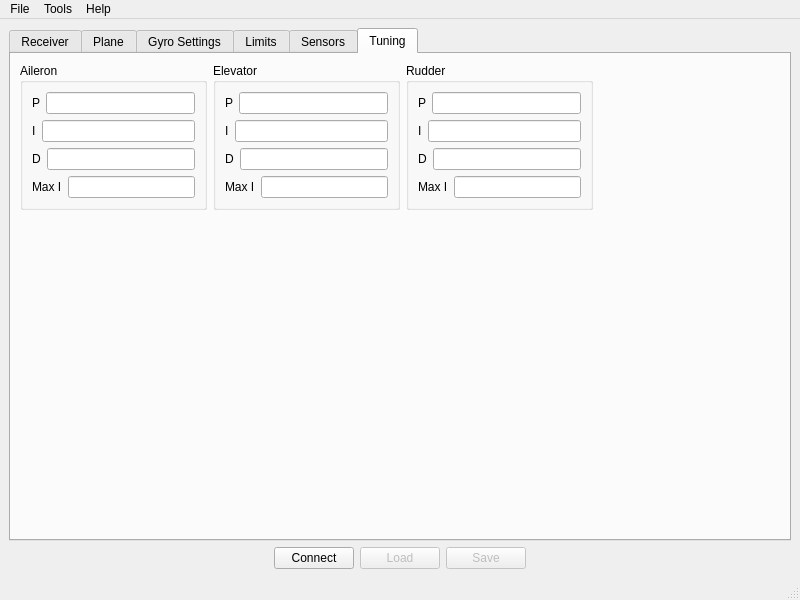
First picture: the form in software/RX12GConfig/mainwindow.ui, repository bemcgarvey/RX12G, before the edit.
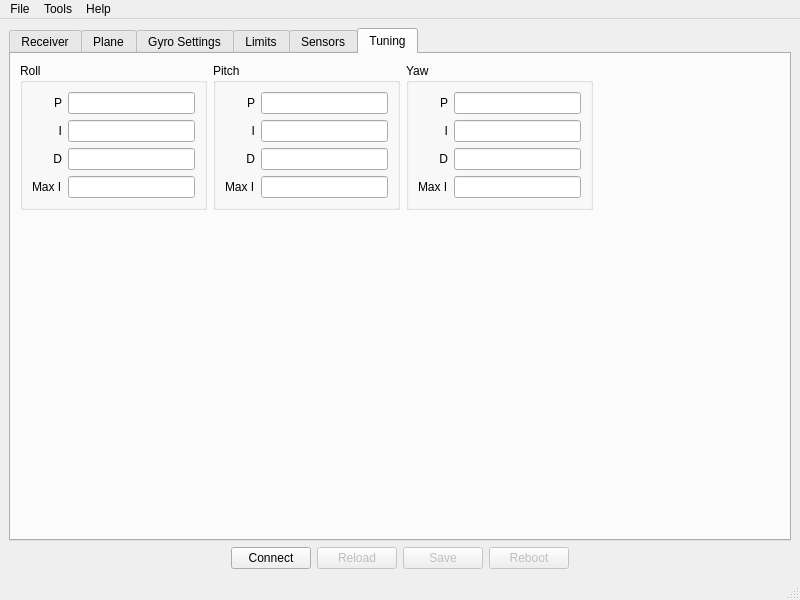
Second picture: the form after the edit. The open tabs and pages were chosen to show the change. Icons and pictures are not drawn. Custom widgets are drawn as their Qt base class.

```diff
--- a/software/RX12GConfig/mainwindow.ui
+++ b/software/RX12GConfig/mainwindow.ui
@@ -2800,68 +2800,69 @@
        <attribute name="title">
         <string>Tuning</string>
        </attribute>
-       <layout class="QVBoxLayout" name="verticalLayout_30">
+       <layout class="QVBoxLayout" name="verticalLayout_37">
         <item>
-         <layout class="QHBoxLayout" name="horizontalLayout_8">
+         <layout class="QHBoxLayout" name="horizontalLayout_17">
           <item>
-           <widget class="QGroupBox" name="groupBox_19">
+           <widget class="QGroupBox" name="rollPIDGroupBox">
             <property name="title">
-             <string>Aileron</string>
+             <string>Roll</string>
             </property>
-            <layout class="QVBoxLayout" name="verticalLayout_18">
+            <layout class="QHBoxLayout" name="horizontalLayout_8">
              <item>
-              <layout class="QFormLayout" name="formLayout_11">
-               <item row="0" column="0">
+              <layout class="QVBoxLayout" name="verticalLayout_18">
+               <item>
                 <widget class="QLabel" name="label_71">
                  <property name="text">
                   <string>P</string>
                  </property>
+                 <property name="alignment">
+                  <set>Qt::AlignRight|Qt::AlignTrailing|Qt::AlignVCenter</set>
+                 </property>
                 </widget>
                </item>
-               <item row="0" column="1">
-                <widget class="QLineEdit" name="lineEdit"/>
-               </item>
-              </layout>
-             </item>
-             <item>
-              <layout class="QFormLayout" name="formLayout_12">
-               <item row="0" column="0">
+               <item>
                 <widget class="QLabel" name="label_72">
                  <property name="text">
                   <string>I</string>
                  </property>
+                 <property name="alignment">
+                  <set>Qt::AlignRight|Qt::AlignTrailing|Qt::AlignVCenter</set>
+                 </property>
                 </widget>
                </item>
-               <item row="0" column="1">
-                <widget class="QLineEdit" name="lineEdit_2"/>
-               </item>
-              </layout>
-             </item>
-             <item>
-              <layout class="QFormLayout" name="formLayout_13">
-               <item row="0" column="0">
+               <item>
                 <widget class="QLabel" name="label_73">
                  <property name="text">
                   <string>D</string>
                  </property>
+                 <property name="alignment">
+                  <set>Qt::AlignRight|Qt::AlignTrailing|Qt::AlignVCenter</set>
+                 </property>
                 </widget>
                </item>
-               <item row="0" column="1">
-                <widget class="QLineEdit" name="lineEdit_3"/>
-               </item>
-              </layout>
-             </item>
-             <item>
-              <layout class="QFormLayout" name="formLayout_14">
-               <item row="0" column="0">
+               <item>
                 <widget class="QLabel" name="label_74">
                  <property name="text">
                   <string>Max I</string>
                  </property>
                 </widget>
                </item>
-               <item row="0" column="1">
-                <widget class="QLineEdit" name="lineEdit_4"/>
+              </layout>
+             </item>
+             <item>
+              <layout class="QVBoxLayout" name="verticalLayout_30">
+               <item>
+                <widget class="QLineEdit" name="rollPLineEdit"/>
+               </item>
+               <item>
+                <widget class="QLineEdit" name="rollILineEdit"/>
+               </item>
+               <item>
+                <widget class="QLineEdit" name="rollDLineEdit"/>
+               </item>
+               <item>
+                <widget class="QLineEdit" name="rollMaxILineEdit"/>
                </item>
               </layout>
              </item>
@@ -2869,64 +2870,65 @@
            </widget>
           </item>
           <item>
-           <widget class="QGroupBox" name="groupBox_20">
+           <widget class="QGroupBox" name="pitchPIDGroupBox">
             <property name="title">
-             <string>Elevator</string>
+             <string>Pitch</string>
             </property>
-            <layout class="QVBoxLayout" name="verticalLayout_19">
+            <layout class="QHBoxLayout" name="horizontalLayout_15">
              <item>
-              <layout class="QFormLayout" name="formLayout_15">
-               <item row="0" column="0">
+              <layout class="QVBoxLayout" name="verticalLayout_19">
+               <item>
                 <widget class="QLabel" name="label_75">
                  <property name="text">
                   <string>P</string>
                  </property>
+                 <property name="alignment">
+                  <set>Qt::AlignRight|Qt::AlignTrailing|Qt::AlignVCenter</set>
+                 </property>
                 </widget>
                </item>
-               <item row="0" column="1">
-                <widget class="QLineEdit" name="lineEdit_5"/>
-               </item>
-              </layout>
-             </item>
-             <item>
-              <layout class="QFormLayout" name="formLayout_16">
-               <item row="0" column="0">
+               <item>
                 <widget class="QLabel" name="label_76">
                  <property name="text">
                   <string>I</string>
                  </property>
+                 <property name="alignment">
+                  <set>Qt::AlignRight|Qt::AlignTrailing|Qt::AlignVCenter</set>
+                 </property>
                 </widget>
                </item>
-               <item row="0" column="1">
-                <widget class="QLineEdit" name="lineEdit_6"/>
-               </item>
-              </layout>
-             </item>
-             <item>
-              <layout class="QFormLayout" name="formLayout_17">
-               <item row="0" column="0">
+               <item>
                 <widget class="QLabel" name="label_77">
                  <property name="text">
                   <string>D</string>
                  </property>
+                 <property name="alignment">
+                  <set>Qt::AlignRight|Qt::AlignTrailing|Qt::AlignVCenter</set>
+                 </property>
                 </widget>
                </item>
-               <item row="0" column="1">
-                <widget class="QLineEdit" name="lineEdit_7"/>
-               </item>
-              </layout>
-             </item>
-             <item>
-              <layout class="QFormLayout" name="formLayout_18">
-               <item row="0" column="0">
+               <item>
                 <widget class="QLabel" name="label_78">
                  <property name="text">
                   <string>Max I</string>
                  </property>
                 </widget>
                </item>
-               <item row="0" column="1">
-                <widget class="QLineEdit" name="lineEdit_8"/>
+              </layout>
+             </item>
+             <item>
+              <layout class="QVBoxLayout" name="verticalLayout_35">
+               <item>
+                <widget class="QLineEdit" name="pitchPLineEdit"/>
+               </item>
+               <item>
+                <widget class="QLineEdit" name="pitchILineEdit"/>
+               </item>
+               <item>
+                <widget class="QLineEdit" name="pitchDLineEdit"/>
+               </item>
+               <item>
+                <widget class="QLineEdit" name="pitchMaxILineEdit"/>
                </item>
               </layout>
              </item>
@@ -2934,64 +2936,65 @@
            </widget>
           </item>
           <item>
-           <widget class="QGroupBox" name="groupBox_21">
+           <widget class="QGroupBox" name="yawPIDGroupBox">
             <property name="title">
-             <string>Rudder</string>
+             <string>Yaw</string>
             </property>
-            <layout class="QVBoxLayout" name="verticalLayout_20">
+            <layout class="QHBoxLayout" name="horizontalLayout_16">
              <item>
-              <layout class="QFormLayout" name="formLayout_19">
-               <item row="0" column="0">
+              <layout class="QVBoxLayout" name="verticalLayout_20">
+               <item>
                 <widget class="QLabel" name="label_79">
                  <property name="text">
                   <string>P</string>
                  </property>
+                 <property name="alignment">
+                  <set>Qt::AlignRight|Qt::AlignTrailing|Qt::AlignVCenter</set>
+                 </property>
                 </widget>
                </item>
-               <item row="0" column="1">
-                <widget class="QLineEdit" name="lineEdit_9"/>
-               </item>
-              </layout>
-             </item>
-             <item>
-              <layout class="QFormLayout" name="formLayout_20">
-               <item row="0" column="0">
+               <item>
                 <widget class="QLabel" name="label_80">
                  <property name="text">
                   <string>I</string>
                  </property>
+                 <property name="alignment">
+                  <set>Qt::AlignRight|Qt::AlignTrailing|Qt::AlignVCenter</set>
+                 </property>
                 </widget>
                </item>
-               <item row="0" column="1">
-                <widget class="QLineEdit" name="lineEdit_10"/>
-               </item>
-              </layout>
-             </item>
-             <item>
-              <layout class="QFormLayout" name="formLayout_21">
-               <item row="0" column="0">
+               <item>
                 <widget class="QLabel" name="label_81">
                  <property name="text">
                   <string>D</string>
                  </property>
+                 <property name="alignment">
+                  <set>Qt::AlignRight|Qt::AlignTrailing|Qt::AlignVCenter</set>
+                 </property>
                 </widget>
                </item>
-               <item row="0" column="1">
-                <widget class="QLineEdit" name="lineEdit_11"/>
-               </item>
-              </layout>
-             </item>
-             <item>
-              <layout class="QFormLayout" name="formLayout_22">
-               <item row="0" column="0">
+               <item>
                 <widget class="QLabel" name="label_82">
                  <property name="text">
                   <string>Max I</string>
                  </property>
                 </widget>
                </item>
-               <item row="0" column="1">
-                <widget class="QLineEdit" name="lineEdit_12"/>
+              </layout>
+             </item>
+             <item>
+              <layout class="QVBoxLayout" name="verticalLayout_36">
+               <item>
+                <widget class="QLineEdit" name="yawPLineEdit"/>
+               </item>
+               <item>
+                <widget class="QLineEdit" name="yawILineEdit"/>
+               </item>
+               <item>
+                <widget class="QLineEdit" name="yawDLineEdit"/>
+               </item>
+               <item>
+                <widget class="QLineEdit" name="yawMaxILineEdit"/>
                </item>
               </layout>
              </item>
@@ -3058,7 +3061,7 @@
          <bool>false</bool>
         </property>
         <property name="text">
-         <string>Load</string>
+         <string>Reload</string>
         </property>
        </widget>
       </item>
@@ -3072,6 +3075,16 @@
         </property>
        </widget>
       </item>
+      <item>
+       <widget class="QPushButton" name="rebootPushButton">
+        <property name="enabled">
+         <bool>false</bool>
+        </property>
+        <property name="text">
+         <string>Reboot</string>
+        </property>
+       </widget>
+      </item>
       <item>
        <spacer name="horizontalSpacer_2">
         <property name="orientation">
```
